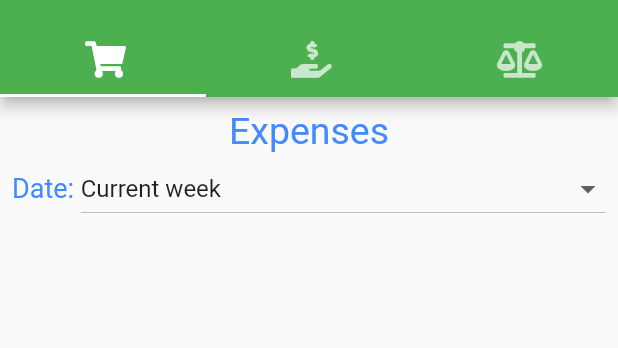
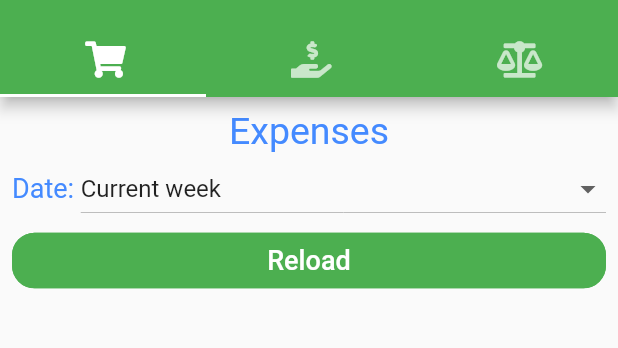
Before and after one commit to pawelFelcyn/budget_app, a Flutter app: the AnalysisPage screen opened by its route, on a phone screen of 412 x 824 dp, the part 59-407 px from its top. Run offline on Flutter 3.47's test engine with Material 2 defaults, Android fonts, the phone set to English and light mode, and no system bars; our stand-ins replace cloud_firestore, firebase_auth, firebase_core, flutter_datetime_picker_plus, font_awesome_flutter, get and 1 more; accounts and stored records are empty.

Commit message:
reloading exenses and incoms charts manually

```diff
--- /dev/null
+++ b/lib/presentation/controllers/pie_chart_view_controller.dart
@@ -0,0 +1,29 @@
+import 'package:budget_app/data/charts/chart_data_result.dart';
+import 'package:budget_app/domain/services/chart_data_provider.dart';
+import 'package:budget_app/presentation/controllers/controller_base.dart';
+import 'package:get/get_rx/src/rx_types/rx_types.dart';
+
+class PieChartViewController extends ControllerBase{
+  final String title;
+  final ChartDataProvider _dataProvider;
+  final Rx<ChartDataResult> chartData = ChartDataResult.failure().obs;
+  DateTime dateFrom = DateTime.now();
+  DateTime dateTo = DateTime.now();
+  final Rx<bool> dataLoadedMinOnce = false.obs;
+
+  PieChartViewController(this.title, this._dataProvider);
+
+  void loadChartData() async{
+    if (isBusy.value){
+      return;
+    }
+
+    try{
+      isBusy.value = true;
+      dataLoadedMinOnce.value = true;
+      chartData.value = await _dataProvider.getChartData(dateFrom, dateTo);
+    } finally{
+      isBusy.value = false;
+    }
+  }
+}
--- a/lib/presentation/pages/analysis_page.dart
+++ b/lib/presentation/pages/analysis_page.dart
@@ -1,6 +1,7 @@
 import 'package:budget_app/domain/services/bilance_chart_data_provider.dart';
 import 'package:budget_app/domain/services/expenses_chart_data_provider.dart';
 import 'package:budget_app/domain/services/incoms_chart_data_provider.dart';
+import 'package:budget_app/presentation/controllers/pie_chart_view_controller.dart';
 import 'package:budget_app/presentation/views/bilance_view.dart';
 import 'package:budget_app/presentation/views/nav_bar.dart';
 import 'package:budget_app/presentation/views/pie_chart_view.dart';
@@ -26,8 +27,8 @@ class AnalysisPage extends StatelessWidget{
           ]),
         ),
         body: TabBarView(children: [
-          PieChartView(Get.find<ExpensesChartDataProvider>(), title: 'Expenses'),
-          PieChartView(Get.find<IncomsChartDataProvider>(), title: 'Incoms'),
+          PieChartView(Get.find<PieChartViewController>(tag: 'expensesPieChartViewController')),
+          PieChartView(Get.find<PieChartViewController>(tag: 'incomsPieChartViewController')),
           BilanceView(Get.find<BilanceChartDataProvider>())
         ]),)
       );
--- a/lib/presentation/pages/my_expenses_page.dart
+++ b/lib/presentation/pages/my_expenses_page.dart
@@ -44,7 +44,7 @@ class MyExpensesPage extends ViewBase<MyExpensesController> {
                         onPressed: controller.loadExpenses,
                         style: Styles.primaryButtonStyle,
                         child: GetX<MyExpensesController>(
-                          builder: (ctrl) => getReloadButtonContent(ctrl)
+                          builder: (ctrl) => Styles.reloadButtonContent(ctrl)
                         ),
                       ),
                     ),
--- a/lib/presentation/pages/my_incoms_page.dart
+++ b/lib/presentation/pages/my_incoms_page.dart
@@ -44,7 +44,7 @@ class MyIncomsPage extends ViewBase<MyIncomsController>{
                         onPressed: controller.loadIncoms,
                         style: Styles.primaryButtonStyle,
                         child: GetX<MyIncomsController>(
-                          builder: (ctrl) => getReloadButtonContent(ctrl)
+                          builder: (ctrl) => Styles.reloadButtonContent(ctrl)
                         ),
                       ),
                     ),
--- a/lib/presentation/utils/styles.dart
+++ b/lib/presentation/utils/styles.dart
@@ -1,3 +1,4 @@
+import 'package:budget_app/presentation/controllers/controller_base.dart';
 import 'package:flutter/material.dart';
 
 class Styles{
@@ -35,4 +36,21 @@ class Styles{
   static TextStyle errorStyle = const TextStyle(
     color: Colors.red
   );
+
+  static Widget reloadButtonContent(ControllerBase controller){
+    if (controller.isBusy.value){
+      return const SizedBox(
+        height: 18,
+        width: 18,
+        child: CircularProgressIndicator(
+          color: Colors.white,
+        ),
+      );
+    }
+
+    return const Text(
+      'Reload',
+      style: TextStyle(color: Colors.white, fontSize: 18),
+    );
+  }
 }
--- a/lib/presentation/views/pie_chart_view.dart
+++ b/lib/presentation/views/pie_chart_view.dart
@@ -1,30 +1,15 @@
-import 'package:budget_app/domain/services/chart_data_provider.dart';
+import 'package:budget_app/presentation/controllers/pie_chart_view_controller.dart';
 import 'package:flutter/material.dart';
+import 'package:get/get.dart';
 import 'package:syncfusion_flutter_charts/charts.dart';
-
 import '../../data/charts/chart_data.dart';
 import '../utils/styles.dart';
 import 'date_filter_selection_dropdown.dart';
 
-class PieChartView extends StatefulWidget{
-  final ChartDataProvider _dataProvider;
-  final String title;
+class PieChartView extends StatelessWidget{
+  final PieChartViewController _controller;
 
-  const PieChartView(this._dataProvider, {super.key, required this.title});
-
-  @override
-  State<StatefulWidget> createState() {
-    // ignore: no_logic_in_create_state
-    return PieChartViewState(_dataProvider, title);
-  }
-}
-
-class PieChartViewState extends State<PieChartView>{
-  final ChartDataProvider _dataProvider;
-  List<ChartData> chartData = [];
-  final String title;
-
-  PieChartViewState(this._dataProvider, this.title);
+  const PieChartView(this._controller,  {super.key});
 
   @override
   Widget build(BuildContext context) {
@@ -32,13 +17,55 @@ class PieChartViewState extends State<PieChartView>{
             padding: const EdgeInsets.all(8.0),
             child: Column(
               children: [
-                Text(title, style: Styles.captionStyle),
-                DateFilterSelectionDropdown(onDateRangeChanged: (from, to) async{
-                  chartData = (await _dataProvider.getChartData(from, to)).data;
-                  setState((){});
+                Text(_controller.title, style: Styles.captionStyle),
+                DateFilterSelectionDropdown(onDateRangeChanged: (from, to){
+                  _controller.dateFrom = from;
+                  _controller.dateTo = to;
                 }),
+                Row(
+                  children: [
                     Expanded(
-                  child: SfCircularChart(
+                      child: TextButton(
+                        onPressed: _controller.loadChartData,
+                        style: Styles.primaryButtonStyle,
+                        child: Obx(() => Styles.reloadButtonContent(_controller)),
+                      ),
+                    ),
+                  ],
+                ),
+                Obx(() =>
+                Expanded(
+                  child: _getMainContent()
+                )),
+              ],
+            ),
+          );
+  }
+
+   Widget _getMainContent(){
+    if (!_controller.dataLoadedMinOnce.value || _controller.isBusy.value){
+      return Container();
+    }
+
+    if (!_controller.chartData.value.success){
+      return const Align(
+        alignment: Alignment.topCenter,
+        child: Text('There was a problem on loading chart data.',
+          style: TextStyle(color: Colors.red),
+        ),
+      );
+    }
+
+    if (_controller.chartData.value.data.isEmpty){
+      return const Align(
+        alignment: Alignment.topCenter,
+        child: Text('No data availible in selected date range',
+          style: TextStyle(color: Colors.blueAccent),
+        ),
+      );
+    }
+
+    return SfCircularChart(
       legend: const Legend(
         isVisible: true,
         position: LegendPosition.bottom,
@@ -46,15 +73,11 @@ class PieChartViewState extends State<PieChartView>{
         ),
       series: [
       PieSeries<ChartData, String>(
-                      dataSource: chartData,
+        dataSource: _controller.chartData.value.data,
         xValueMapper: (data, _) =>data.label,
         yValueMapper: (data, _) => data.amount,
         dataLabelSettings: const DataLabelSettings(isVisible: true,)
       )
-                  ],),
-                ),
-              ],
-            ),
-          );
+    ],);
   }
 }
```
Also changed, not shown: lib/main.dart (+15 -0 lines), lib/presentation/pages/view_base.dart (+0 -19 lines). Lines whose indentation alone changed are shown as unchanged.
